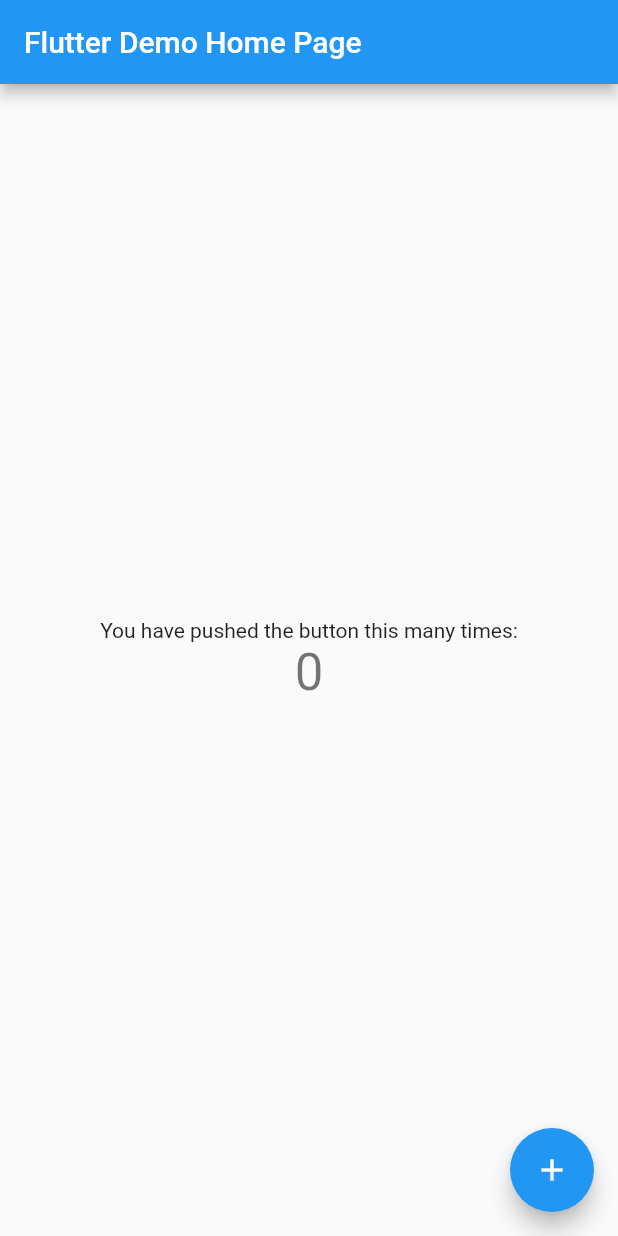
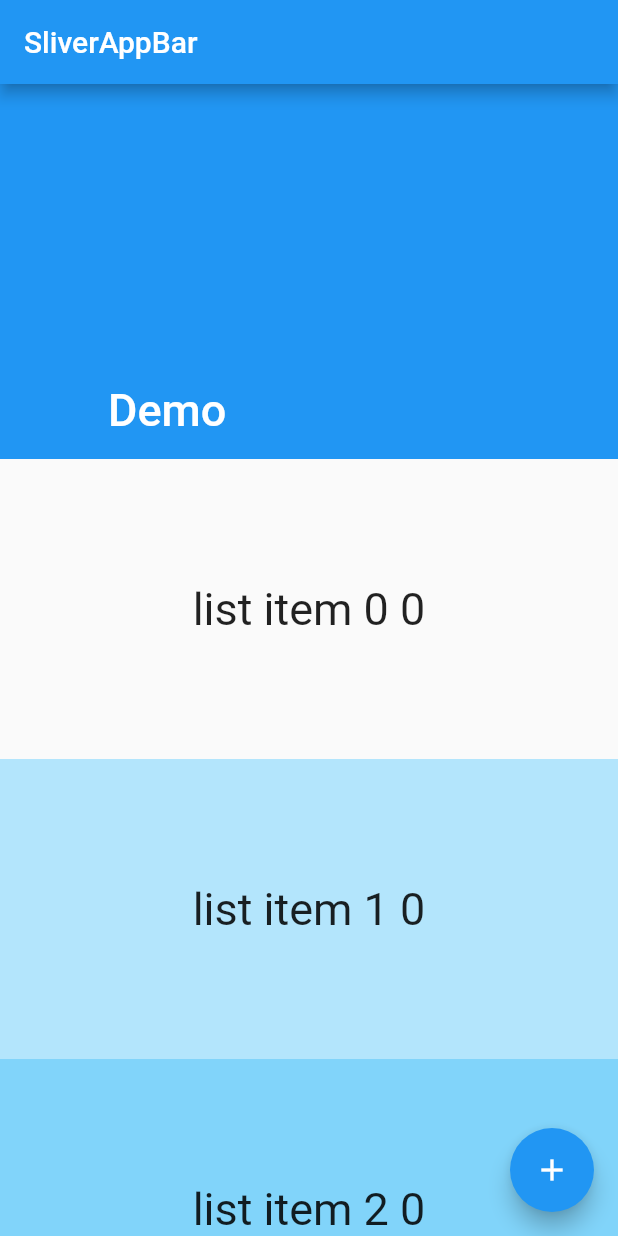
Before and after one commit to HiMurakami/portfolio, a Flutter app: the screen it shows after launch, on a phone screen of 412 x 824 dp. Run offline on Flutter 3.47's test engine with Material 2 defaults, Android fonts, the phone set to English and light mode, and no system bars.

Commit message:
SliberAppBar検討

```diff
--- a/myapp/lib/main.dart
+++ b/myapp/lib/main.dart
@@ -1,4 +1,5 @@
 import 'package:flutter/material.dart';
+import 'package:myapp/screens/main_screen.dart';
 
 void main() => runApp(MyApp());
 
@@ -24,88 +25,3 @@ class MyApp extends StatelessWidget {
     );
   }
 }
-
-class MyHomePage extends StatefulWidget {
-  MyHomePage({Key key, this.title}) : super(key: key);
-
-  // This widget is the home page of your application. It is stateful, meaning
-  // that it has a State object (defined below) that contains fields that affect
-  // how it looks.
-
-  // This class is the configuration for the state. It holds the values (in this
-  // case the title) provided by the parent (in this case the App widget) and
-  // used by the build method of the State. Fields in a Widget subclass are
-  // always marked "final".
-
-  final String title;
-
-  @override
-  _MyHomePageState createState() => _MyHomePageState();
-}
-
-class _MyHomePageState extends State<MyHomePage> {
-  int _counter = 0;
-
-  void _incrementCounter() {
-    setState(() {
-      // This call to setState tells the Flutter framework that something has
-      // changed in this State, which causes it to rerun the build method below
-      // so that the display can reflect the updated values. If we changed
-      // _counter without calling setState(), then the build method would not be
-      // called again, and so nothing would appear to happen.
-      _counter++;
-    });
-  }
-
-  @override
-  Widget build(BuildContext context) {
-    // This method is rerun every time setState is called, for instance as done
-    // by the _incrementCounter method above.
-    //
-    // The Flutter framework has been optimized to make rerunning build methods
-    // fast, so that you can just rebuild anything that needs updating rather
-    // than having to individually change instances of widgets.
-    return Scaffold(
-      appBar: AppBar(
-        // Here we take the value from the MyHomePage object that was created by
-        // the App.build method, and use it to set our appbar title.
-        title: Text(widget.title),
-      ),
-      body: Center(
-        // Center is a layout widget. It takes a single child and positions it
-        // in the middle of the parent.
-        child: Column(
-          // Column is also a layout widget. It takes a list of children and
-          // arranges them vertically. By default, it sizes itself to fit its
-          // children horizontally, and tries to be as tall as its parent.
-          //
-          // Invoke "debug painting" (press "p" in the console, choose the
-          // "Toggle Debug Paint" action from the Flutter Inspector in Android
-          // Studio, or the "Toggle Debug Paint" command in Visual Studio Code)
-          // to see the wireframe for each widget.
-          //
-          // Column has various properties to control how it sizes itself and
-          // how it positions its children. Here we use mainAxisAlignment to
-          // center the children vertically; the main axis here is the vertical
-          // axis because Columns are vertical (the cross axis would be
-          // horizontal).
-          mainAxisAlignment: MainAxisAlignment.center,
-          children: <Widget>[
-            Text(
-              'You have pushed the button this many times:',
-            ),
-            Text(
-              '$_counter',
-              style: Theme.of(context).textTheme.headline4,
-            ),
-          ],
-        ),
-      ),
-      floatingActionButton: FloatingActionButton(
-        onPressed: _incrementCounter,
-        tooltip: 'Increment',
-        child: Icon(Icons.add),
-      ), // This trailing comma makes auto-formatting nicer for build methods.
-    );
-  }
-}
--- /dev/null
+++ b/myapp/lib/screens/main_screen.dart
@@ -0,0 +1,112 @@
+import 'package:flutter/material.dart';
+
+class MyHomePage extends StatefulWidget {
+  MyHomePage({Key key, this.title}) : super(key: key);
+
+  // This widget is the home page of your application. It is stateful, meaning
+  // that it has a State object (defined below) that contains fields that affect
+  // how it looks.
+
+  // This class is the configuration for the state. It holds the values (in this
+  // case the title) provided by the parent (in this case the App widget) and
+  // used by the build method of the State. Fields in a Widget subclass are
+  // always marked "final".
+
+  final String title;
+
+  @override
+  _MyHomePageState createState() => _MyHomePageState();
+}
+
+class _MyHomePageState extends State<MyHomePage> {
+  int _counter = 0;
+
+  void _incrementCounter() {
+    setState(() {
+      // This call to setState tells the Flutter framework that something has
+      // changed in this State, which causes it to rerun the build method below
+      // so that the display can reflect the updated values. If we changed
+      // _counter without calling setState(), then the build method would not be
+      // called again, and so nothing would appear to happen.
+      _counter++;
+    });
+  }
+
+  @override
+  Widget build(BuildContext context) {
+    return Scaffold(
+      appBar: AppBar(
+        title: const Text('SliverAppBar'),
+      ),
+      body: CustomScrollView(
+        slivers: <Widget>[
+          const SliverAppBar(
+            floating: true,
+            pinned: true,
+            snap: true,
+            expandedHeight: 250.0,
+            flexibleSpace: FlexibleSpaceBar(
+              title: Text('Demo'),
+            ),
+          ),
+          SliverFixedExtentList(
+            itemExtent: 200.0,
+            delegate: SliverChildBuilderDelegate(
+                  (BuildContext context, int index) {
+                return Container(
+                  alignment: Alignment.center,
+                  color: Colors.lightBlue[100 * (index % 9)],
+                  child: Text('list item $index $_counter',
+                    style: TextStyle(fontSize: 30),),
+                );
+              },
+            ),
+          ),
+        ],
+      ),
+      floatingActionButton: FloatingActionButton(
+        onPressed: _incrementCounter,
+        tooltip: 'Increment',
+        child: Icon(Icons.add),
+      ), // This trailing comma makes auto-formatting nicer for build methods.
+    );
+  }
+}
+//    return Scaffold(
+//      appBar: AppBar(
+//        title: Text(widget.title),
+//      ),
+//      body: Center(
+//        child: Column(
+//          mainAxisAlignment: MainAxisAlignment.center,
+//          children: <Widget>[
+//            Padding(
+//              padding: EdgeInsets.all(20.0),
+//              child: Text(
+//                'I am Engineer anymore.',
+//              ),
+//            ),
+//            Expanded(
+//              child: Column(
+//                  mainAxisAlignment: MainAxisAlignment.center,
+//                  children: <Widget>[
+//                Text(
+//                  'You have pushed the button this many times:',
+//                ),
+//                Text(
+//                  '$_counter',
+//                  style: Theme.of(context).textTheme.headline4,
+//                ),
+//              ]),
+//            ),
+//          ],
+//        ),
+//      ),
+//      floatingActionButton: FloatingActionButton(
+//        onPressed: _incrementCounter,
+//        tooltip: 'Increment',
+//        child: Icon(Icons.add),
+//      ), // This trailing comma makes auto-formatting nicer for build methods.
+//    );
+//  }
+//}
```
Also changed, not shown: myapp/assets/images/tree.jpg (added).
